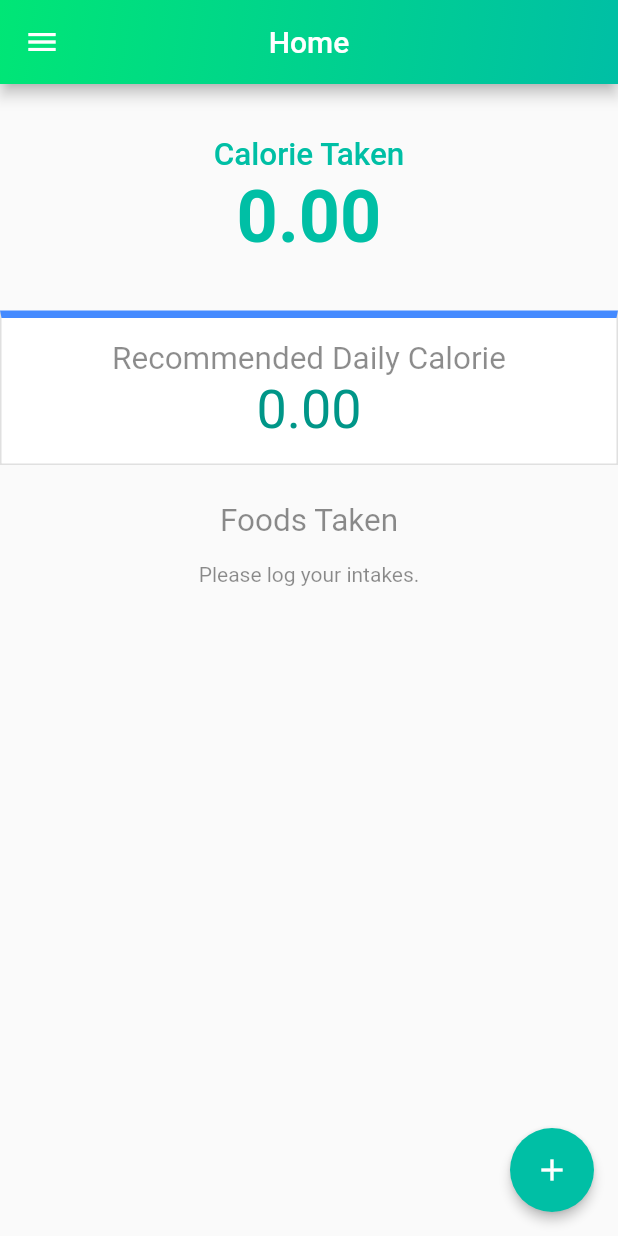
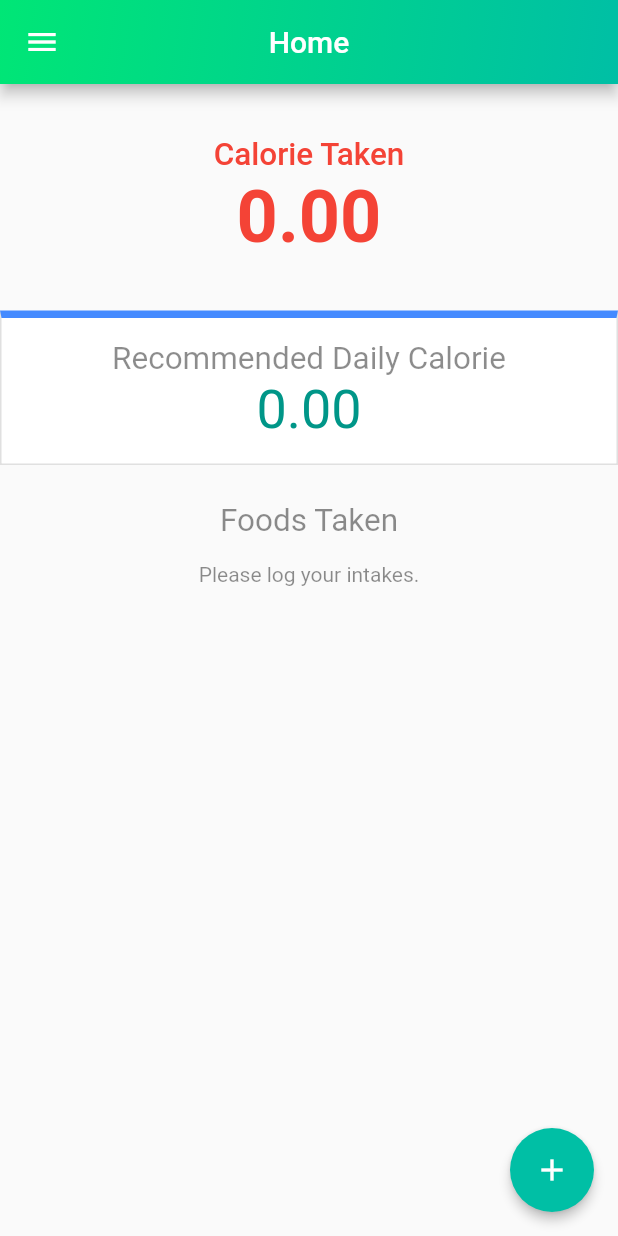
Before and after one commit to kierbenz/nutrition_app, a Flutter app: the screen it shows after launch, after a tap on "Save Profile", after a tap on the "add" icon, after a tap on "Back", on a phone screen of 412 x 824 dp. Run offline on Flutter 3.47's test engine with Material 2 defaults, Android fonts, the phone set to English and light mode, and no system bars; our stand-ins replace charts_flutter, line_icons, shared_preferences; accounts and stored records are empty; statements that could not run were skipped.

Commit message:
feat: set calorie taken

```diff
--- a/lib/app/screens/home_screen.dart
+++ b/lib/app/screens/home_screen.dart
@@ -31,7 +31,8 @@ class _HomeScreenState extends State<HomeScreen> {
   }
 
   void _addNewIntake() {
-    if (_recommendations == null) {
+    double remaining = _recommendedCalories - _caloriesTaken;
+    if (remaining > 0) {
       Navigator.of(context).pushReplacement(
         MaterialPageRoute(builder: (_) => FoodScreen()),
       );
@@ -83,6 +84,16 @@ class _HomeScreenState extends State<HomeScreen> {
     ];
   }
 
+  Color _getColorCalorieTaken() {
+    // Range for indicator
+    double lessThan = _recommendedCalories - 200;
+    double greaterThan = _recommendedCalories + 200;
+    if (_caloriesTaken > lessThan && _caloriesTaken < greaterThan) {
+      return Colors.red;
+    }
+    return Colors.tealAccent[700];
+  }
+
   @override
   Widget build(BuildContext context) {
     return Scaffold(
@@ -107,7 +118,7 @@ class _HomeScreenState extends State<HomeScreen> {
                 style: TextStyle(
                   fontSize: 21.0,
                   fontWeight: FontWeight.w500,
-                  color: Colors.tealAccent[700],
+                  color: _getColorCalorieTaken(),
                 ),
               ),
               Text(
@@ -116,7 +127,7 @@ class _HomeScreenState extends State<HomeScreen> {
                 style: TextStyle(
                   fontSize: 48.0,
                   fontWeight: FontWeight.w700,
-                  color: Colors.tealAccent[700],
+                  color: _getColorCalorieTaken(),
                 )
               ),
               SizedBox(height: 35.0),
```
